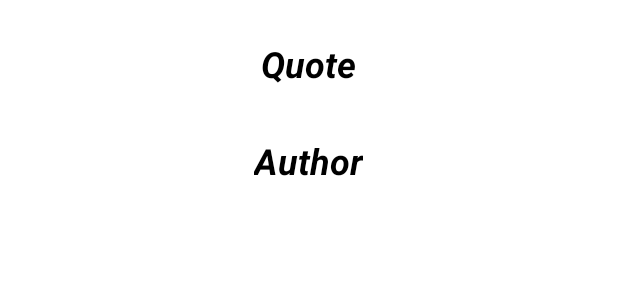
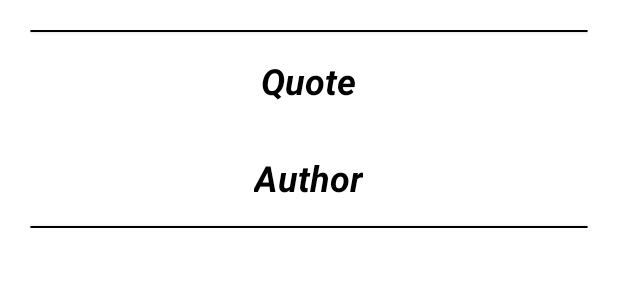
Before and after one commit to javiergarralon/CatQuotesApp, an Android app: the layout item_quote.xml on its own in the app's theme, with its tools: preview values and no code run, on a phone screen of 412 x 824 dp. Shown: the top 300 px of the screen. Run offline under Robolectric (Android 15) with nearby library versions, the phone set to English and light mode, and no system bars; network calls fail.

Commit message:
Desarrollada función para ver todas las Citas de gatos en RecyclerView

```diff
--- a/app/src/main/res/layout/item_quote.xml
+++ b/app/src/main/res/layout/item_quote.xml
@@ -1,11 +1,17 @@
 <?xml version="1.0" encoding="utf-8"?>
 <androidx.appcompat.widget.LinearLayoutCompat xmlns:android="http://schemas.android.com/apk/res/android"
+    xmlns:app="http://schemas.android.com/apk/res-auto"
     xmlns:tools="http://schemas.android.com/tools"
     android:layout_width="match_parent"
     android:layout_height="wrap_content"
+    android:layout_margin="20dp"
     android:gravity="center"
-    android:orientation="vertical"
-    android:layout_margin="10dp">
+    android:orientation="vertical">
+
+    <androidx.cardview.widget.CardView
+        android:layout_width="match_parent"
+        android:layout_height="1dp"
+        app:cardBackgroundColor="@color/black" />
 
     <TextView
         android:id="@+id/tvQuote"
@@ -16,7 +22,7 @@
         android:textColor="@color/black"
         android:textSize="24sp"
         android:textStyle="italic|bold"
-        tools:text="Quote"/>
+        tools:text="Quote" />
 
     <TextView
         android:id="@+id/tvAuthor"
@@ -29,4 +35,9 @@
         android:textStyle="italic|bold"
         tools:text="Author" />
 
+    <androidx.cardview.widget.CardView
+        android:layout_width="match_parent"
+        android:layout_height="1dp"
+        app:cardBackgroundColor="@color/black" />
+
 </androidx.appcompat.widget.LinearLayoutCompat>
```
Also changed, not shown: app/src/main/java/com/bakanito/quotesmvvm/core/adapter/QuoteAdapter.kt (added, +27 -0 lines), app/src/main/java/com/bakanito/quotesmvvm/core/adapter/QuoteViewHolder.kt (added, +16 -0 lines), app/src/main/java/com/bakanito/quotesmvvm/domain/GetAllQuotesUseCase.kt (added, +11 -0 lines), app/src/main/java/com/bakanito/quotesmvvm/ui/view/QuoteListActivity.kt (+31 -0 lines), app/src/main/java/com/bakanito/quotesmvvm/ui/viewmodel/QuoteListViewModel.kt (deleted, +0 -9 lines), app/src/main/java/com/bakanito/quotesmvvm/ui/viewmodel/QuoteViewModel.kt (+15 -1 lines), app/src/main/res/layout/activity_quote_list.xml (+17 -0 lines).
